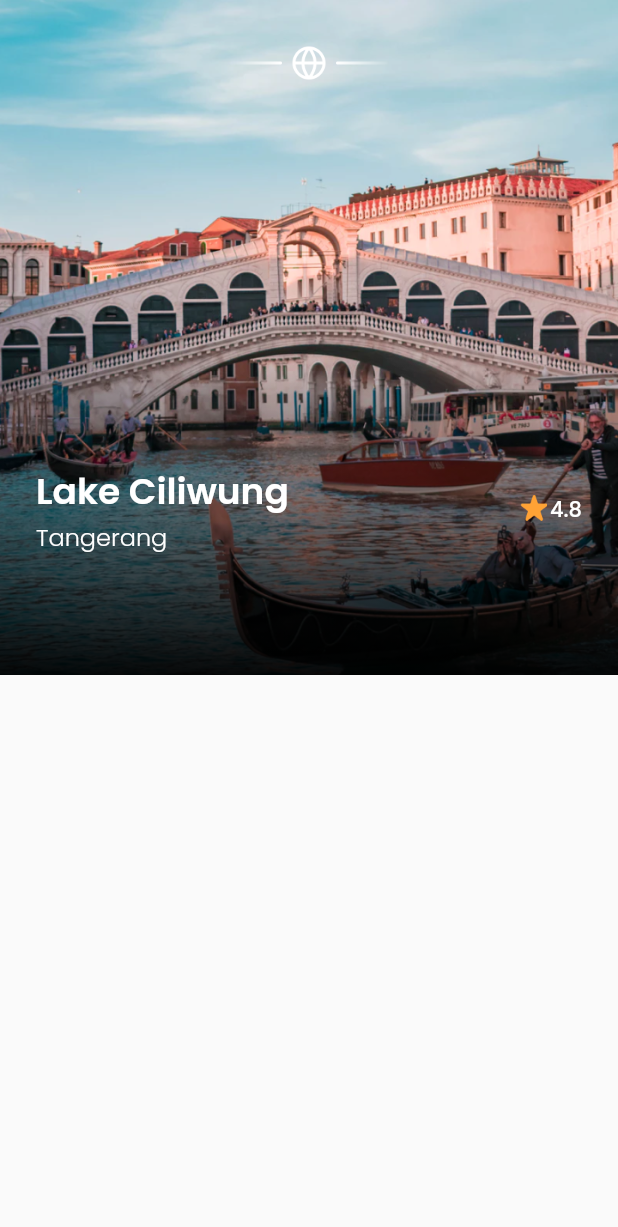
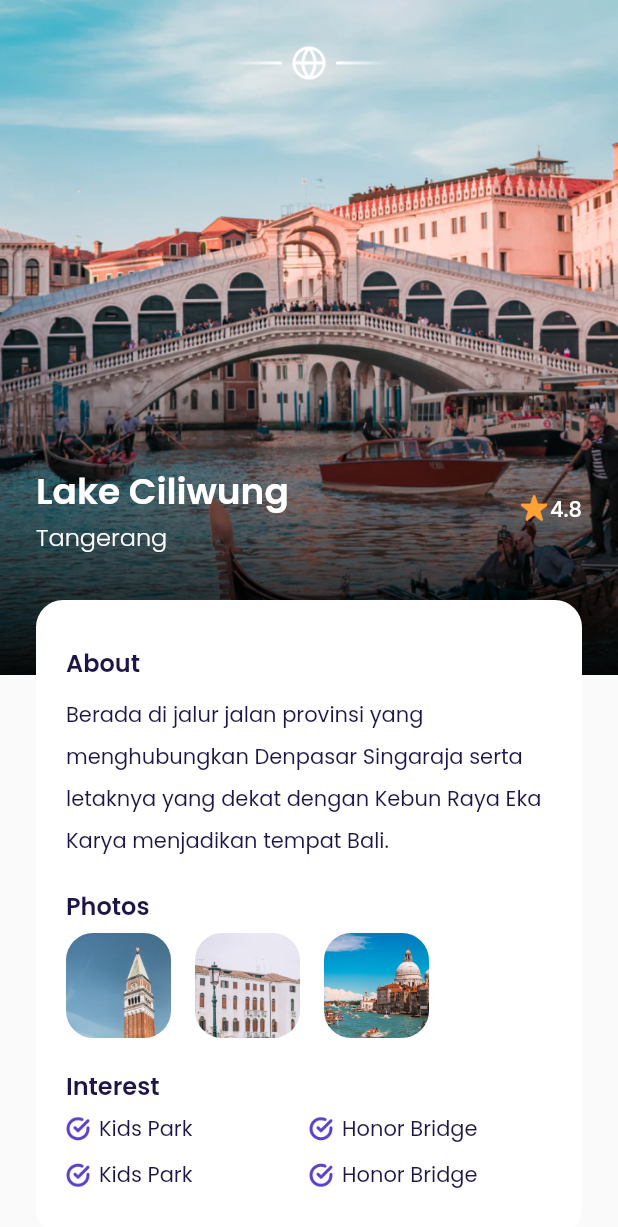
Before and after one commit to whisnuys/flutter-bookflights-app, a Flutter app: the DetailPage screen opened directly, on a phone screen of 412 x 824 dp. Shown: the top 1227 px of the screen. Run offline on Flutter 3.47's test engine with Material 2 defaults, Android fonts, the phone set to English and light mode, and no system bars; our stand-ins replace google_fonts.

Commit message:
adding widgets detail page

```diff
--- a/lib/ui/pages/detail_page.dart
+++ b/lib/ui/pages/detail_page.dart
@@ -1,5 +1,7 @@
-// ignore_for_file: prefer_const_constructors
+// ignore_for_file: prefer_const_constructors, prefer_const_literals_to_create_immutables
 
+import 'package:bwa_airplane/ui/widgets/interest_item.dart';
+import 'package:bwa_airplane/ui/widgets/photo_item.dart';
 import 'package:flutter/material.dart';
 import '../../shared/theme.dart';
 
@@ -107,6 +109,99 @@ class DetailPage extends StatelessWidget {
                 ],
               ),
             ),
+
+            //  NOTE: Description
+            Container(
+              width: double.infinity,
+              margin: EdgeInsets.only(top: 30),
+              padding: EdgeInsets.symmetric(horizontal: 20, vertical: 30),
+              decoration: BoxDecoration(
+                color: kWhiteColor,
+                borderRadius: BorderRadius.circular(18),
+              ),
+              child: Column(
+                crossAxisAlignment: CrossAxisAlignment.start,
+                children: [
+                  //  NOTE: About
+                  Text(
+                    'About',
+                    style: blackTextStyle.copyWith(
+                      fontSize: 16,
+                      fontWeight: semiBold,
+                    ),
+                  ),
+                  SizedBox(
+                    height: 6,
+                  ),
+                  Text(
+                    'Berada di jalur jalan provinsi yang menghubungkan Denpasar Singaraja serta letaknya yang dekat dengan Kebun Raya Eka Karya menjadikan tempat Bali.',
+                    style: blackTextStyle.copyWith(
+                      height: 2,
+                    ),
+                  ),
+
+                  // NOTE: Photos
+                  SizedBox(
+                    height: 20,
+                  ),
+                  Text(
+                    'Photos',
+                    style: blackTextStyle.copyWith(
+                      fontWeight: semiBold,
+                      fontSize: 16,
+                    ),
+                  ),
+                  SizedBox(
+                    height: 6,
+                  ),
+                  Row(
+                    children: [
+                      PhotoItem(
+                        imageUrl: 'assets/image_photo1.png',
+                      ),
+                      PhotoItem(
+                        imageUrl: 'assets/image_photo2.png',
+                      ),
+                      PhotoItem(
+                        imageUrl: 'assets/image_photo3.png',
+                      ),
+                    ],
+                  ),
+
+                  // NOTE: Interest
+                  SizedBox(height: 20),
+                  Text(
+                    'Interest',
+                    style: blackTextStyle.copyWith(
+                      fontSize: 16,
+                      fontWeight: semiBold,
+                    ),
+                  ),
+                  SizedBox(height: 6),
+                  Row(
+                    children: [
+                      InterestItem(
+                        text: 'Kids Park',
+                      ),
+                      InterestItem(
+                        text: 'Honor Bridge',
+                      ),
+                    ],
+                  ),
+                  SizedBox(height:10),
+                  Row(
+                    children: [
+                      InterestItem(
+                        text: 'Kids Park',
+                      ),
+                      InterestItem(
+                        text: 'Honor Bridge',
+                      ),
+                    ],
+                  ),
+                ],
+              ),
+            ),
           ],
         ),
       );
@@ -114,11 +209,13 @@ class DetailPage extends StatelessWidget {
 
     return Scaffold(
         backgroundColor: kBackgroundColor,
-        body: Stack(
-          children: [
-            headerImage(),
-            content(),
-          ],
+        body: SingleChildScrollView(
+          child: Stack(
+            children: [
+              headerImage(),
+              content(),
+            ],
+          ),
         ));
   }
 }
--- /dev/null
+++ b/lib/ui/widgets/interest_item.dart
@@ -0,0 +1,29 @@
+import 'package:flutter/material.dart';
+import '../../shared/theme.dart';
+
+class InterestItem extends StatelessWidget {
+  final String text;
+  const InterestItem({Key? key, required this.text}) : super(key: key);
+
+  @override
+  Widget build(BuildContext context) {
+    return Expanded(
+      child: Row(
+        children: [
+          Container(
+            width: 16,
+            height: 16,
+            margin: EdgeInsets.only(right: 6),
+            decoration: BoxDecoration(
+              image: DecorationImage(
+                fit: BoxFit.cover,
+                image: AssetImage('assets/icon_check.png'),
+              ),
+            ),
+          ),
+          Text(text, style: blackTextStyle),
+        ],
+      ),
+    );
+  }
+}
--- /dev/null
+++ b/lib/ui/widgets/photo_item.dart
@@ -0,0 +1,23 @@
+import 'package:flutter/material.dart';
+import '../../shared/theme.dart';
+
+class PhotoItem extends StatelessWidget {
+  final String imageUrl;
+  const PhotoItem({Key? key, required this.imageUrl}) : super(key: key);
+
+  @override
+  Widget build(BuildContext context) {
+    return Container(
+      width: 70,
+      height: 70,
+      margin: EdgeInsets.only(right: 16),
+      decoration: BoxDecoration(
+        borderRadius: BorderRadius.circular(18),
+        image: DecorationImage(
+          fit: BoxFit.cover,
+          image: AssetImage(imageUrl),
+        ),
+      ),
+    );
+  }
+}
```
